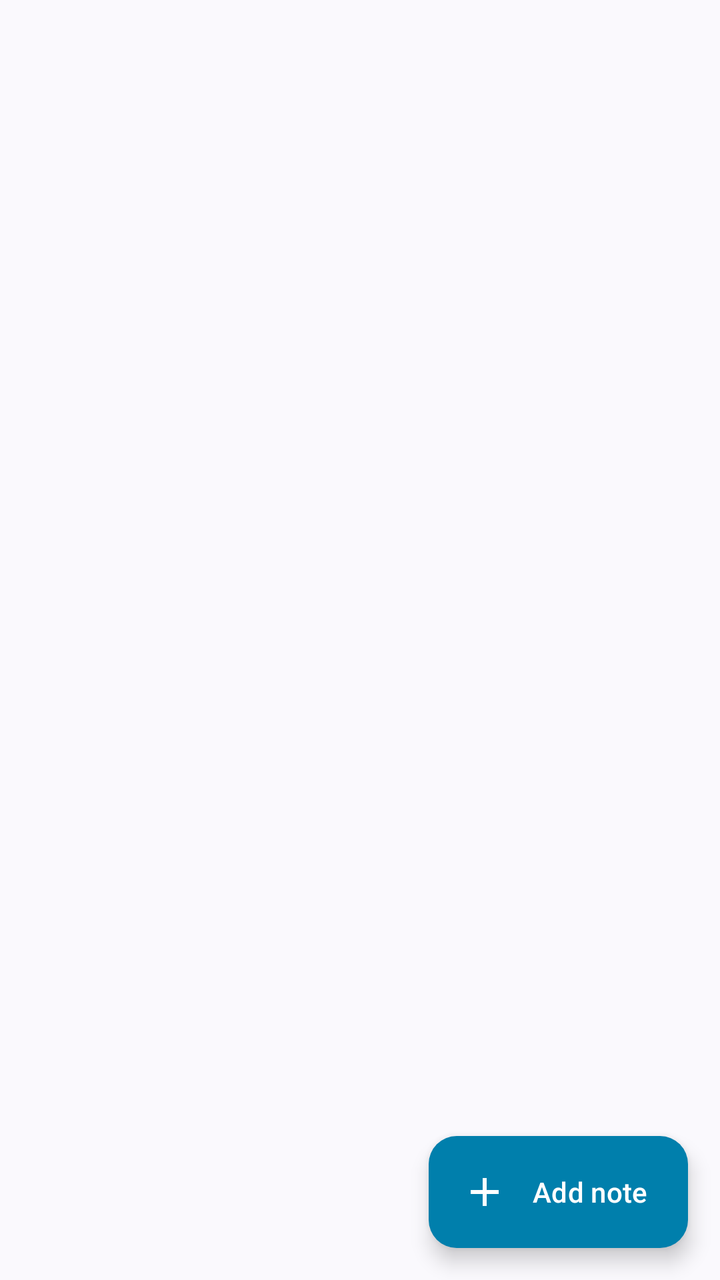
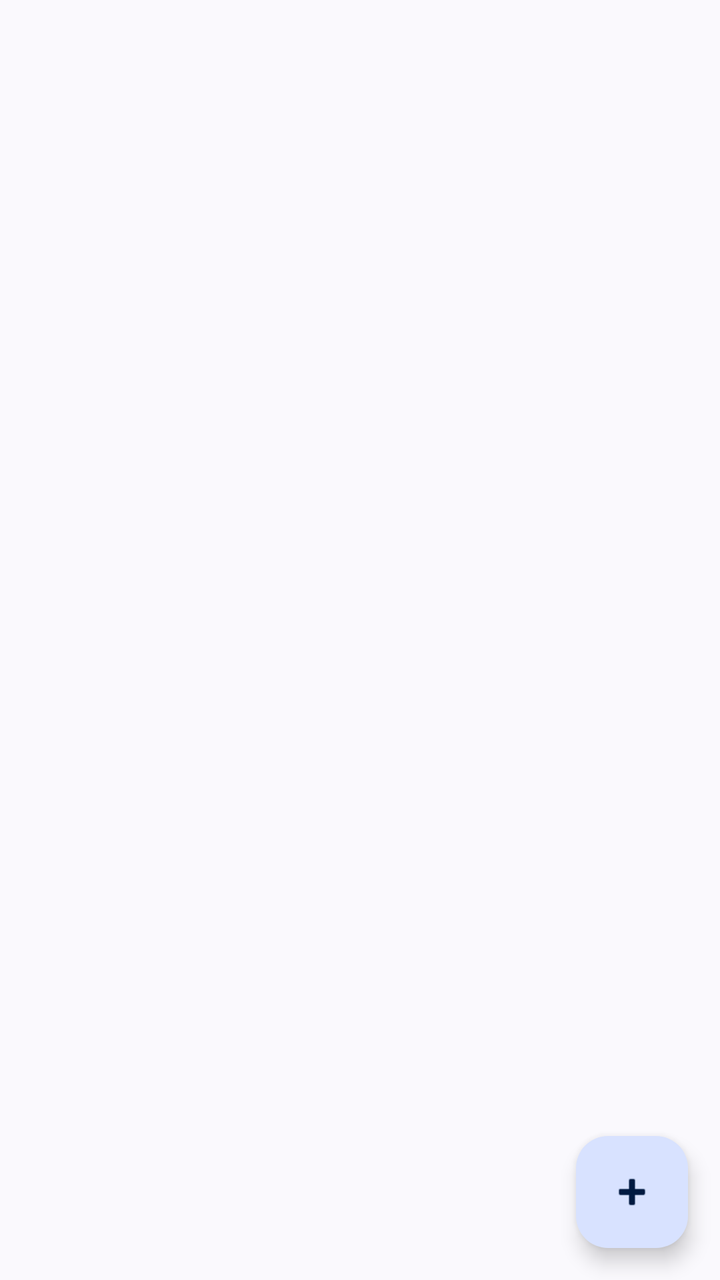

The first picture is an Android layout as it rendered before a commit; the second is the same layout after the commit. The layout source and the unified diff follow.
<!-- AndroidManifest.xml: application theme Theme.DawningOfTheAshes -->
<!-- res/layout/fragment_campaign_notes.xml -->
<?xml version="1.0" encoding="utf-8"?>
<layout xmlns:android="http://schemas.android.com/apk/res/android"
    xmlns:app="http://schemas.android.com/apk/res-auto"
    xmlns:tools="http://schemas.android.com/tools">

    <androidx.constraintlayout.widget.ConstraintLayout
        android:layout_width="match_parent"
        android:layout_height="match_parent">

        <androidx.recyclerview.widget.RecyclerView
            android:id="@+id/recyclerView"
            android:layout_width="match_parent"
            android:layout_height="match_parent"
            app:layout_constraintBottom_toBottomOf="parent"
            app:layout_constraintEnd_toEndOf="parent"
            app:layout_constraintStart_toStartOf="parent"
            app:layout_constraintTop_toTopOf="parent">

        </androidx.recyclerview.widget.RecyclerView>

        <com.google.android.material.floatingactionbutton.ExtendedFloatingActionButton
            android:id="@+id/addButton"
            android:layout_width="0dp"
            android:layout_height="wrap_content"
            android:layout_marginEnd="16dp"
            android:layout_marginBottom="16dp"
            android:clickable="false"
            android:contentDescription="@string/addButton"
            android:text="@string/notesAdd"
            android:textAllCaps="false"
            android:textColor="@color/white"
            app:backgroundTint="@color/material_dynamic_primary50"
            app:icon="@drawable/ic_baseline_add_24"
            app:iconTint="@color/white"
            app:layout_constraintBottom_toBottomOf="parent"
            app:layout_constraintEnd_toEndOf="parent"
            app:shapeAppearanceOverlay="@style/fab_square"
            app:srcCompat="@drawable/ic_baseline_add_24"
            tools:ignore="TextContrastCheck" />


    </androidx.constraintlayout.widget.ConstraintLayout>
</layout>
<!-- resources referenced by this layout -->
<resources>
  <color name="white">#FFFFFFFF</color>
  <!-- drawable ic_baseline_add_24 (drawable) -->
  <vector xmlns:android="http://schemas.android.com/apk/res/android"
      android:width="24dp"
      android:height="24dp"
      android:viewportWidth="24"
      android:viewportHeight="24"
      android:tint="?attr/colorControlNormal">
    <path
        android:fillColor="@android:color/white"
        android:pathData="M19,13h-6v6h-2v-6H5v-2h6V5h2v6h6v2z"/>
  </vector>
  <string name="addButton">Add element</string>
  <string name="notesAdd">Add note</string>
  <style name="fab_square" parent="">
          <item name="cornerFamily">rounded</item>
          <item name="cornerSize">14dp</item>
      </style>
  <style name="Theme.DawningOfTheAshes" parent="Theme.Material3.DynamicColors.Light">
      
      
      
      
      
      
      
      
      
      
      <item name="android:windowLightStatusBar">true</item>
      
      
      
  </style>
</resources>

<!-- the commit's change to res/layout/fragment_campaign_notes.xml (unified diff, before → after) -->
@@ -18,25 +18,16 @@
 
         </androidx.recyclerview.widget.RecyclerView>
 
-        <com.google.android.material.floatingactionbutton.ExtendedFloatingActionButton
+        <com.google.android.material.floatingactionbutton.FloatingActionButton
             android:id="@+id/addButton"
-            android:layout_width="0dp"
+            android:layout_width="wrap_content"
             android:layout_height="wrap_content"
             android:layout_marginEnd="16dp"
             android:layout_marginBottom="16dp"
-            android:clickable="false"
-            android:contentDescription="@string/addButton"
-            android:text="@string/notesAdd"
-            android:textAllCaps="false"
-            android:textColor="@color/white"
-            app:backgroundTint="@color/material_dynamic_primary50"
-            app:icon="@drawable/ic_baseline_add_24"
-            app:iconTint="@color/white"
+            android:clickable="true"
+            android:src="@android:drawable/ic_input_add"
             app:layout_constraintBottom_toBottomOf="parent"
-            app:layout_constraintEnd_toEndOf="parent"
-            app:shapeAppearanceOverlay="@style/fab_square"
-            app:srcCompat="@drawable/ic_baseline_add_24"
-            tools:ignore="TextContrastCheck" />
+            app:layout_constraintEnd_toEndOf="parent" />
 
 
     </androidx.constraintlayout.widget.ConstraintLayout>
<!-- resource entries referenced after the edit -->
@@ -1,23 +1,5 @@
 <!-- resources referenced by this layout -->
 <resources>
-  <color name="white">#FFFFFFFF</color>
-  <!-- drawable ic_baseline_add_24 (drawable) -->
-  <vector xmlns:android="http://schemas.android.com/apk/res/android"
-      android:width="24dp"
-      android:height="24dp"
-      android:viewportWidth="24"
-      android:viewportHeight="24"
-      android:tint="?attr/colorControlNormal">
-    <path
-        android:fillColor="@android:color/white"
-        android:pathData="M19,13h-6v6h-2v-6H5v-2h6V5h2v6h6v2z"/>
-  </vector>
-  <string name="addButton">Add element</string>
-  <string name="notesAdd">Add note</string>
-  <style name="fab_square" parent="">
-          <item name="cornerFamily">rounded</item>
-          <item name="cornerSize">14dp</item>
-      </style>
   <style name="Theme.DawningOfTheAshes" parent="Theme.Material3.DynamicColors.Light">
       
       
